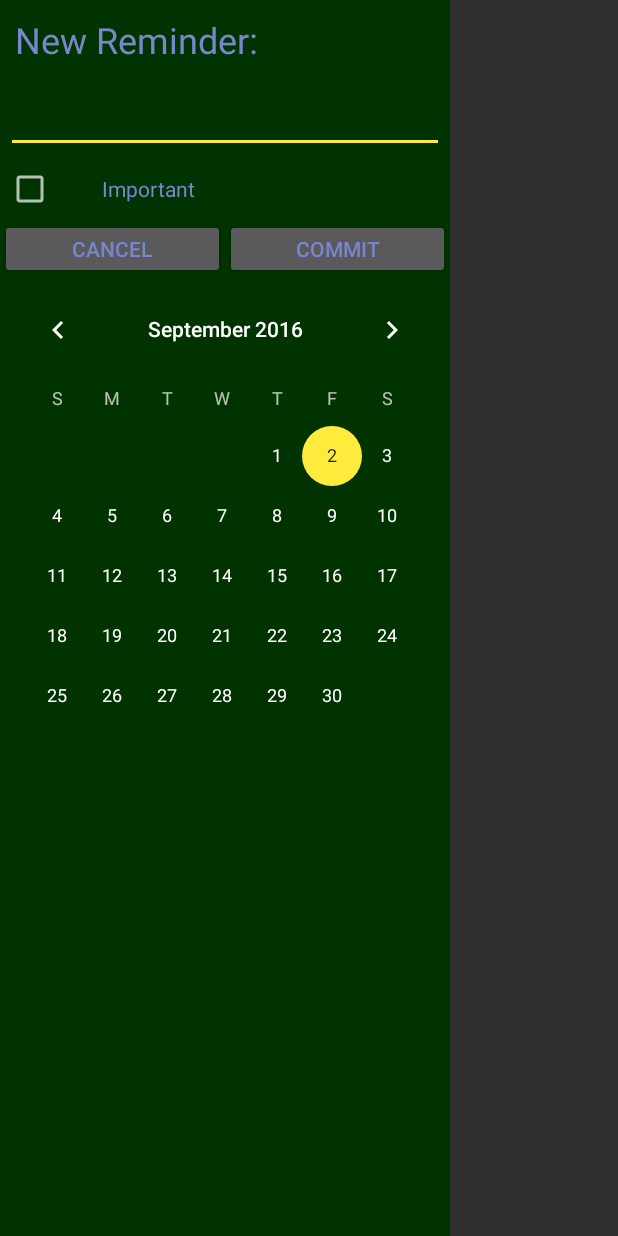
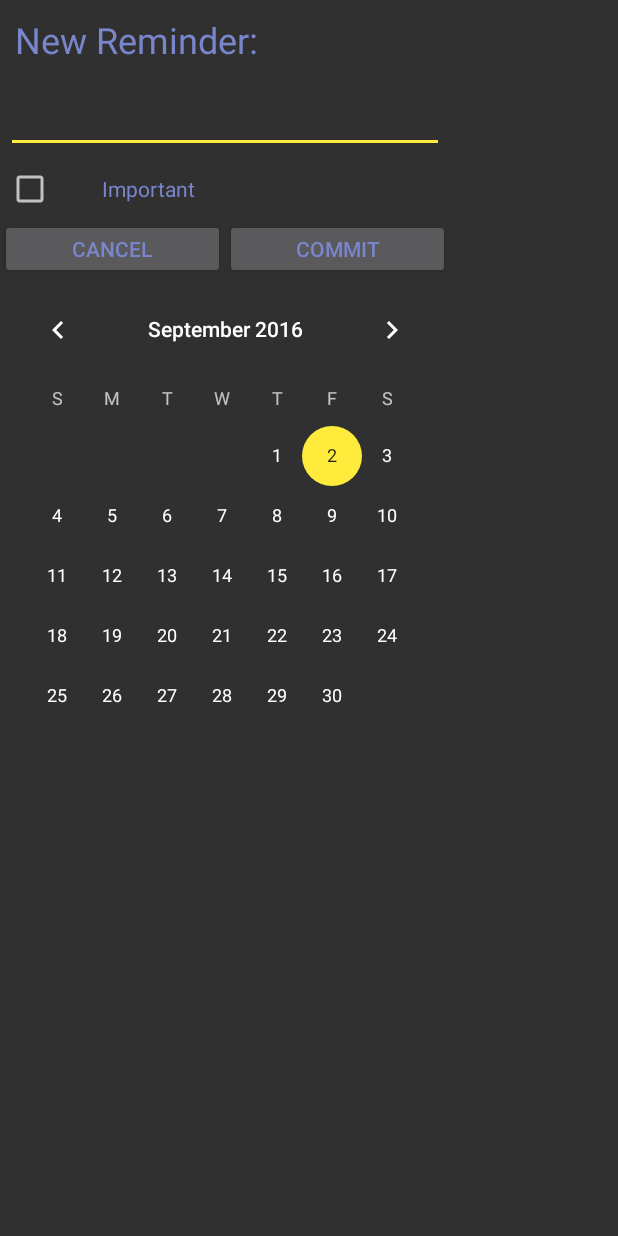
Before and after one commit to kengardiner/HoneyDO, an Android app: the layout dialog_custom.xml on its own in the app's theme, with its tools: preview values and no code run, on a phone screen of 412 x 824 dp. Run offline under Robolectric (Android 15) with nearby library versions, the phone set to English and light mode, and no system bars.

```diff
--- a/app/build.gradle
+++ b/app/build.gradle
@@ -24,4 +24,5 @@ dependencies {
     testCompile 'junit:junit:4.12'
     compile 'com.android.support:appcompat-v7:24.2.0'
     compile 'com.android.support:support-v4:24.2.0'
+    compile 'com.android.support:design:24.2.0'
 }
--- a/app/src/main/res/layout/dialog_custom.xml
+++ b/app/src/main/res/layout/dialog_custom.xml
@@ -3,7 +3,6 @@
               android:id="@+id/custom_root_layout"
               android:layout_width="300dp"
               android:layout_height="fill_parent"
-              android:background="@color/green"
               android:orientation="vertical">
     <TextView
         android:id="@+id/custom_title"
```
